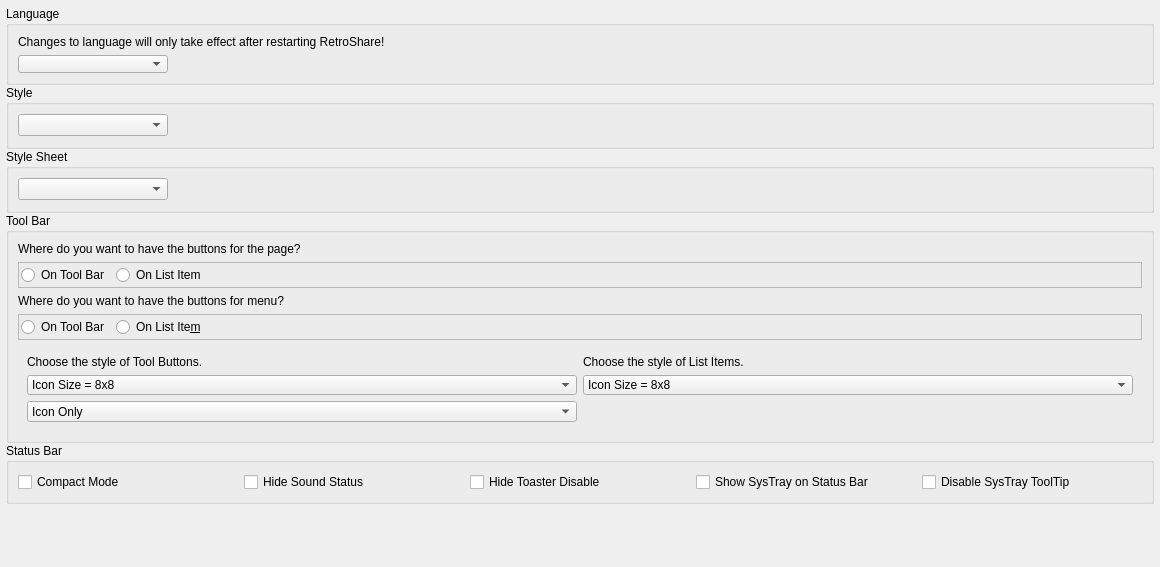
RetroShare/RetroShare, file retroshare-gui/src/gui/settings/AppearancePage.ui: the form before one commit.
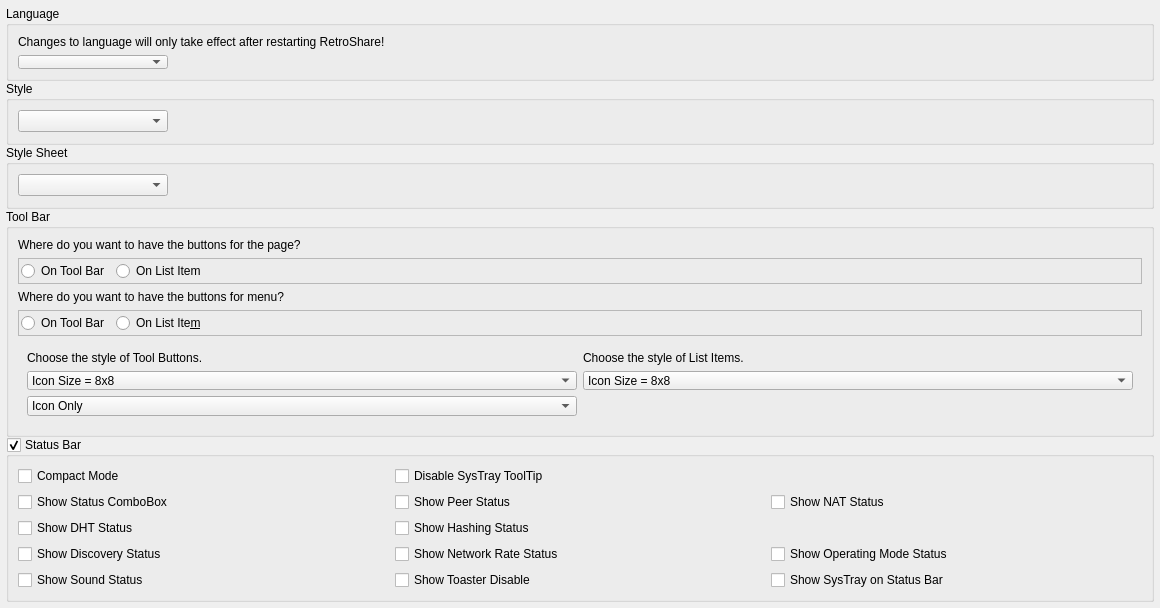
The form after the commit.

Commit message:
Add StatusBar and its widgets show options.
The StatusBar is shown by default.

The edit to the form file:
```diff
--- a/retroshare-gui/src/gui/settings/AppearancePage.ui
+++ b/retroshare-gui/src/gui/settings/AppearancePage.ui
@@ -7,13 +7,13 @@
     <x>0</x>
     <y>0</y>
     <width>1160</width>
-    <height>567</height>
+    <height>608</height>
    </rect>
   </property>
   <property name="contextMenuPolicy">
    <enum>Qt::NoContextMenu</enum>
   </property>
-  <layout class="QGridLayout">
+  <layout class="QGridLayout" name="AppearancePageGLayout">
    <property name="leftMargin">
     <number>6</number>
    </property>
@@ -71,7 +71,7 @@
        </widget>
       </item>
       <item row="1" column="1">
-       <spacer>
+       <spacer name="grpLanguageHSpacer">
         <property name="orientation">
          <enum>Qt::Horizontal</enum>
         </property>
@@ -118,7 +118,7 @@
        </widget>
       </item>
       <item row="0" column="1">
-       <spacer>
+       <spacer name="grpStyleHSpacer">
         <property name="orientation">
          <enum>Qt::Horizontal</enum>
         </property>
@@ -156,7 +156,7 @@
        </widget>
       </item>
       <item row="0" column="1">
-       <spacer>
+       <spacer name="grpStyleSheetHSpacer">
         <property name="orientation">
          <enum>Qt::Horizontal</enum>
         </property>
@@ -172,7 +172,7 @@
     </widget>
    </item>
    <item row="8" column="0">
-    <spacer>
+    <spacer name="AppearancePageVSpacer">
      <property name="orientation">
       <enum>Qt::Vertical</enum>
      </property>
@@ -235,7 +235,7 @@
           </widget>
          </item>
          <item>
-          <spacer>
+          <spacer name="frameActionHSpacer">
            <property name="orientation">
             <enum>Qt::Horizontal</enum>
            </property>
@@ -293,7 +293,7 @@
           </widget>
          </item>
          <item>
-          <spacer>
+          <spacer name="framePageHSpacer">
            <property name="orientation">
             <enum>Qt::Horizontal</enum>
            </property>
@@ -456,8 +456,91 @@
      <property name="title">
       <string>Status Bar</string>
      </property>
-     <layout class="QHBoxLayout" name="horizontalLayout_3">
-      <item>
+     <property name="checkable">
+      <bool>true</bool>
+     </property>
+     <property name="checked">
+      <bool>true</bool>
+     </property>
+     <layout class="QGridLayout" name="grpStatusGLayout">
+      <item row="4" column="2">
+       <widget class="QCheckBox" name="checkBoxShowSystrayOnStatus">
+        <property name="text">
+         <string>Show SysTray on Status Bar</string>
+        </property>
+       </widget>
+      </item>
+      <item row="4" column="1">
+       <widget class="QCheckBox" name="checkBoxShowToasterDisable">
+        <property name="text">
+         <string>Show Toaster Disable</string>
+        </property>
+       </widget>
+      </item>
+      <item row="4" column="0">
+       <widget class="QCheckBox" name="checkBoxShowSoundStatus">
+        <property name="text">
+         <string>Show Sound Status</string>
+        </property>
+       </widget>
+      </item>
+      <item row="3" column="2">
+       <widget class="QCheckBox" name="checkBoxShowOpModeStatus">
+        <property name="text">
+         <string>Show Operating Mode Status</string>
+        </property>
+       </widget>
+      </item>
+      <item row="3" column="1">
+       <widget class="QCheckBox" name="checkBoxShowRateStatus">
+        <property name="text">
+         <string>Show Network Rate Status</string>
+        </property>
+       </widget>
+      </item>
+      <item row="3" column="0">
+       <widget class="QCheckBox" name="checkBoxShowDiscStatus">
+        <property name="text">
+         <string>Show Discovery Status</string>
+        </property>
+       </widget>
+      </item>
+      <item row="2" column="0">
+       <widget class="QCheckBox" name="checkBoxShowDHTStatus">
+        <property name="text">
+         <string>Show DHT Status</string>
+        </property>
+       </widget>
+      </item>
+      <item row="2" column="1">
+       <widget class="QCheckBox" name="checkBoxShowHashingStatus">
+        <property name="text">
+         <string>Show Hashing Status</string>
+        </property>
+       </widget>
+      </item>
+      <item row="1" column="2">
+       <widget class="QCheckBox" name="checkBoxShowNATStatus">
+        <property name="text">
+         <string>Show NAT Status</string>
+        </property>
+       </widget>
+      </item>
+      <item row="1" column="1">
+       <widget class="QCheckBox" name="checkBoxShowPeerStatus">
+        <property name="text">
+         <string>Show Peer Status</string>
+        </property>
+       </widget>
+      </item>
+      <item row="1" column="0">
+       <widget class="QCheckBox" name="checkBoxShowStatusStatus">
+        <property name="text">
+         <string>Show Status ComboBox</string>
+        </property>
+       </widget>
+      </item>
+      <item row="0" column="0">
        <widget class="QCheckBox" name="checkBoxStatusCompactMode">
         <property name="toolTip">
          <string>Remove surplus text in status bar.</string>
@@ -467,28 +550,7 @@
         </property>
        </widget>
       </item>
-      <item>
-       <widget class="QCheckBox" name="checkBoxHideSoundStatus">
-        <property name="text">
-         <string>Hide Sound Status</string>
-        </property>
-       </widget>
-      </item>
-      <item>
-       <widget class="QCheckBox" name="checkBoxHideToasterDisable">
-        <property name="text">
-         <string>Hide Toaster Disable</string>
-        </property>
-       </widget>
-      </item>
-      <item>
-       <widget class="QCheckBox" name="checkBoxShowSystrayOnStatus">
-        <property name="text">
-         <string>Show SysTray on Status Bar</string>
-        </property>
-       </widget>
-      </item>
-      <item>
+      <item row="0" column="1">
        <widget class="QCheckBox" name="checkBoxDisableSysTrayToolTip">
         <property name="text">
          <string>Disable SysTray ToolTip</string>
```
Left out of the diff: 14 changed lines with no effect on the pictures. The commit also changes 3 other files.
